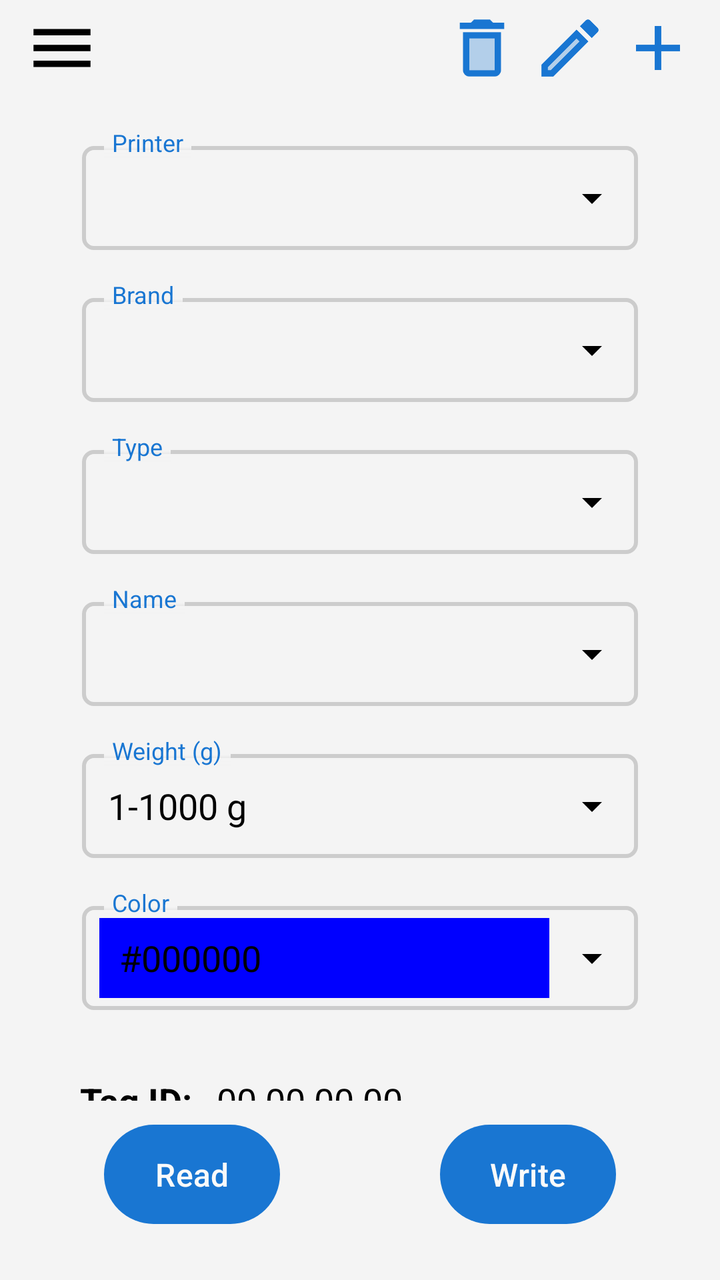
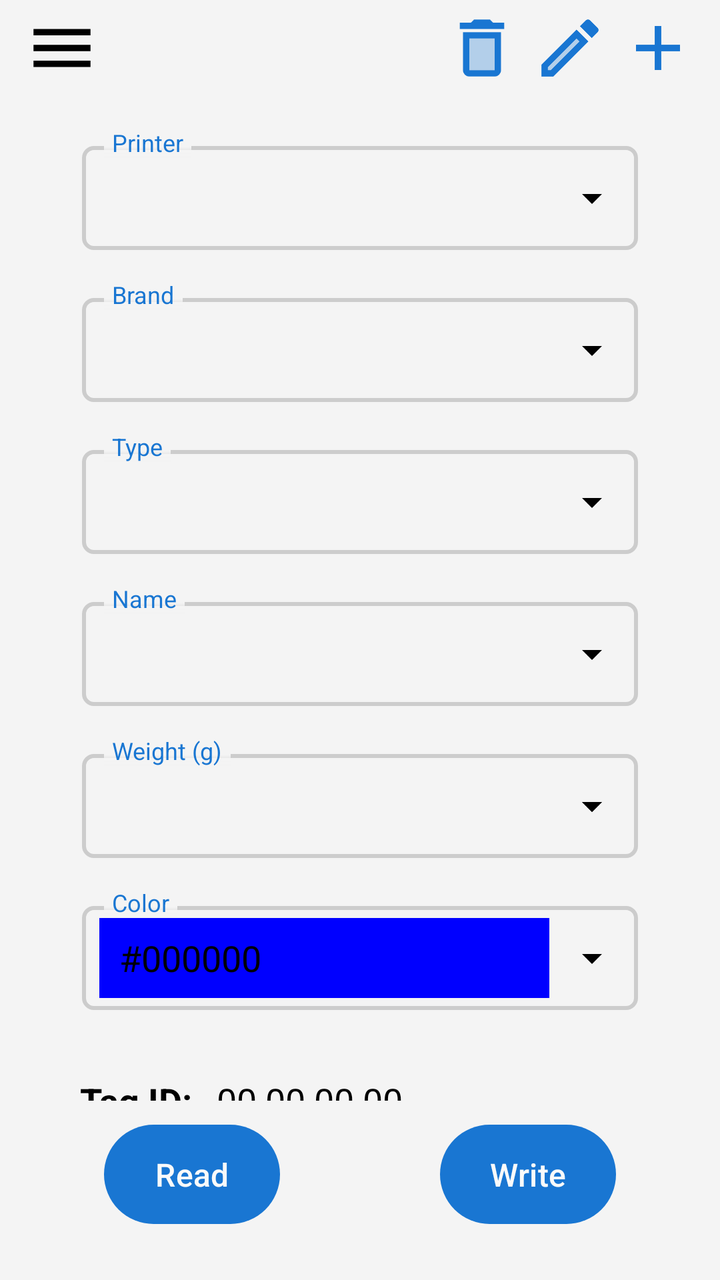

Compare the two renders of this Android layout. The source of the first and the diff that turns it into the second are given below.
<!-- AndroidManifest.xml: application theme Theme.SpoolID -->
<!-- res/layout/activity_main.xml -->
<?xml version="1.0" encoding="utf-8"?>
<androidx.drawerlayout.widget.DrawerLayout
    xmlns:android="http://schemas.android.com/apk/res/android"
    xmlns:app="http://schemas.android.com/apk/res-auto"
    xmlns:tools="http://schemas.android.com/tools"
    android:id="@+id/drawer_layout"
    android:layout_width="match_parent"
    android:layout_height="match_parent"
    android:fitsSystemWindows="true"
    android:fillViewport="true"
    tools:openDrawer="end">

    <LinearLayout
        android:layout_width="match_parent"
        android:layout_height="match_parent"
        android:orientation="vertical"
        android:background="@color/background_main">

        
        <LinearLayout
            android:id="@+id/top_action_bar"
            android:layout_width="match_parent"
            android:layout_height="48dp"
            android:orientation="horizontal"
            android:gravity="center_vertical"
            android:paddingStart="12dp"
            android:paddingEnd="12dp">

            <ImageView
                android:id="@+id/menubutton"
                android:layout_width="38dp"
                android:layout_height="38dp"
                android:contentDescription="@string/open_settings"
                android:importantForAccessibility="no"
                app:srcCompat="@drawable/twotone_menu_24"
                app:tint="@color/text_main" />

            <View
                android:layout_width="0dp"
                android:layout_height="1dp"
                android:layout_weight="1" />

            <ImageView
                android:id="@+id/deletebutton"
                android:layout_width="38dp"
                android:layout_height="38dp"
                android:importantForAccessibility="no"
                app:srcCompat="@drawable/twotone_delete_24"
                app:tint="@color/primary_brand" />

            <ImageView
                android:id="@+id/editbutton"
                android:layout_width="38dp"
                android:layout_height="38dp"
                android:layout_marginStart="6dp"
                android:importantForAccessibility="no"
                app:srcCompat="@drawable/twotone_edit_24"
                app:tint="@color/primary_brand" />

            <ImageView
                android:id="@+id/addbutton"
                android:layout_width="38dp"
                android:layout_height="38dp"
                android:layout_marginStart="6dp"
                android:importantForAccessibility="no"
                app:srcCompat="@drawable/twotone_add_24"
                app:tint="@color/primary_brand" />
        </LinearLayout>

        
        <ScrollView
            android:layout_width="match_parent"
            android:layout_height="0dp"
            android:layout_weight="1"
            android:background="@color/background_main"
            android:fitsSystemWindows="true"
            android:fillViewport="true"
            android:scrollbars="none">

            <androidx.constraintlayout.widget.ConstraintLayout
                android:id="@+id/main"
                android:focusable="true"
                android:focusableInTouchMode="true"
                android:layout_width="match_parent"
                android:layout_height="wrap_content"
                android:maxWidth="500dp"
                android:layout_gravity="center_horizontal"
                android:paddingBottom="20dp"
                tools:context=".MainActivity">

                
                <Spinner
                    android:id="@+id/type"
                    android:layout_width="280dp"
                    android:layout_height="54dp"
                    android:layout_marginTop="24dp"
                    android:spinnerMode="dialog"
                    app:backgroundTint="@color/text_main"
                    app:layout_constraintEnd_toEndOf="parent"
                    app:layout_constraintStart_toStartOf="parent"
                    app:layout_constraintTop_toTopOf="parent" />

                <View
                    android:id="@+id/typeborder"
                    android:layout_width="280dp"
                    android:layout_height="54dp"
                    android:layout_marginTop="24dp"
                    android:background="@drawable/border"
                    app:layout_constraintEnd_toEndOf="parent"
                    app:layout_constraintStart_toStartOf="parent"
                    app:layout_constraintTop_toTopOf="parent" />

                <TextView
                    android:id="@+id/lbltype"
                    android:layout_width="wrap_content"
                    android:layout_height="wrap_content"
                    android:layout_marginStart="12dp"
                    android:background="@drawable/hint_background"
                    android:paddingStart="4dp"
                    android:paddingEnd="4dp"
                    android:includeFontPadding="false"
                    android:text="@string/printer"
                    android:textColor="@color/primary_brand"
                    android:textSize="12sp"
                    app:layout_constraintBottom_toTopOf="@+id/typeborder"
                    app:layout_constraintStart_toStartOf="@+id/typeborder"
                    app:layout_constraintTop_toTopOf="@+id/typeborder" />

                
                <Spinner
                    android:id="@+id/brand"
                    android:layout_width="280dp"
                    android:layout_height="54dp"
                    android:layout_marginTop="22dp"
                    android:spinnerMode="dialog"
                    app:backgroundTint="@color/text_main"
                    app:layout_constraintEnd_toEndOf="parent"
                    app:layout_constraintStart_toStartOf="parent"
                    app:layout_constraintTop_toBottomOf="@+id/type" />

                <View
                    android:id="@+id/brandborder"
                    android:layout_width="280dp"
                    android:layout_height="54dp"
                    android:layout_marginTop="22dp"
                    android:background="@drawable/border"
                    app:layout_constraintEnd_toEndOf="parent"
                    app:layout_constraintStart_toStartOf="parent"
                    app:layout_constraintTop_toBottomOf="@+id/type" />

                <TextView
                    android:id="@+id/lblbrand"
                    android:layout_width="wrap_content"
                    android:layout_height="wrap_content"
                    android:layout_marginStart="12dp"
                    android:background="@drawable/hint_background"
                    android:paddingStart="4dp"
                    android:paddingEnd="4dp"
                    android:includeFontPadding="false"
                    android:text="@string/brand"
                    android:textColor="@color/primary_brand"
                    android:textSize="12sp"
                    app:layout_constraintBottom_toTopOf="@+id/brandborder"
                    app:layout_constraintStart_toStartOf="@+id/brandborder"
                    app:layout_constraintTop_toTopOf="@+id/brandborder" />

                
                <Spinner
                    android:id="@+id/mtype"
                    android:layout_width="280dp"
                    android:layout_height="54dp"
                    android:layout_marginTop="22dp"
                    android:spinnerMode="dialog"
                    app:backgroundTint="@color/text_main"
                    app:layout_constraintEnd_toEndOf="parent"
                    app:layout_constraintStart_toStartOf="parent"
                    app:layout_constraintTop_toBottomOf="@+id/brand" />

                <View
                    android:id="@+id/mtypeborder"
                    android:layout_width="280dp"
                    android:layout_height="54dp"
                    android:layout_marginTop="22dp"
                    android:background="@drawable/border"
                    app:layout_constraintEnd_toEndOf="parent"
                    app:layout_constraintStart_toStartOf="parent"
                    app:layout_constraintTop_toBottomOf="@+id/brand" />

                <TextView
                    android:id="@+id/lblmtype"
                    android:layout_width="wrap_content"
                    android:layout_height="wrap_content"
                    android:layout_marginStart="12dp"
                    android:background="@drawable/hint_background"
                    android:paddingStart="4dp"
                    android:paddingEnd="4dp"
                    android:includeFontPadding="false"
                    android:text="@string/type"
                    android:textColor="@color/primary_brand"
                    android:textSize="12sp"
                    app:layout_constraintBottom_toTopOf="@+id/mtypeborder"
                    app:layout_constraintStart_toStartOf="@+id/mtypeborder"
                    app:layout_constraintTop_toTopOf="@+id/mtypeborder" />

                
                <Spinner
                    android:id="@+id/material"
                    android:layout_width="280dp"
                    android:layout_height="54dp"
                    android:layout_marginTop="22dp"
                    android:spinnerMode="dialog"
                    app:backgroundTint="@color/text_main"
                    app:layout_constraintEnd_toEndOf="parent"
                    app:layout_constraintStart_toStartOf="parent"
                    app:layout_constraintTop_toBottomOf="@+id/mtype" />

                <View
                    android:id="@+id/materialborder"
                    android:layout_width="280dp"
                    android:layout_height="54dp"
                    android:layout_marginTop="22dp"
                    android:background="@drawable/border"
                    app:layout_constraintEnd_toEndOf="parent"
                    app:layout_constraintStart_toStartOf="parent"
                    app:layout_constraintTop_toBottomOf="@+id/mtype" />

                <TextView
                    android:id="@+id/lblmaterial"
                    android:layout_width="wrap_content"
                    android:layout_height="wrap_content"
                    android:layout_marginStart="12dp"
                    android:background="@drawable/hint_background"
                    android:paddingStart="4dp"
                    android:paddingEnd="4dp"
                    android:includeFontPadding="false"
                    android:text="@string/name"
                    android:textColor="@color/primary_brand"
                    android:textSize="12sp"
                    app:layout_constraintBottom_toTopOf="@+id/materialborder"
                    app:layout_constraintStart_toStartOf="@+id/materialborder"
                    app:layout_constraintTop_toTopOf="@+id/materialborder" />

                
                <AutoCompleteTextView
                    android:id="@+id/spoolsize"
                    android:layout_width="280dp"
                    android:layout_height="54dp"
                    android:layout_marginTop="22dp"
                    android:background="@null"
                    android:completionThreshold="0"
                    android:dropDownHeight="wrap_content"
                    android:hint="@string/weight_hint"
                    android:importantForAutofill="no"
                    android:inputType="none"
                    android:focusable="false"
                    android:focusableInTouchMode="false"
                    android:cursorVisible="false"
                    android:longClickable="false"
                    android:maxLines="1"
                    android:paddingStart="14dp"
                    android:paddingEnd="48dp"
                    android:singleLine="true"
                    android:textColor="@color/text_main"
                    android:textColorHint="@color/text_main"
                    android:textSize="18sp"
                    app:layout_constraintEnd_toEndOf="parent"
                    app:layout_constraintStart_toStartOf="parent"
                    app:layout_constraintTop_toBottomOf="@+id/material" />

                <View
                    android:id="@+id/sizeborder"
                    android:layout_width="280dp"
                    android:layout_height="54dp"
                    android:layout_marginTop="22dp"
                    android:background="@drawable/border"
                    app:layout_constraintEnd_toEndOf="parent"
                    app:layout_constraintStart_toStartOf="parent"
                    app:layout_constraintTop_toBottomOf="@+id/material" />

                <ImageView
                    android:id="@+id/sizearrow"
                    android:layout_width="24dp"
                    android:layout_height="24dp"
                    android:layout_marginEnd="12dp"
                    android:importantForAccessibility="no"
                    app:srcCompat="@drawable/ic_arrow_down"
                    app:tint="@color/text_main"
                    app:layout_constraintBottom_toBottomOf="@+id/sizeborder"
                    app:layout_constraintEnd_toEndOf="@+id/sizeborder"
                    app:layout_constraintTop_toTopOf="@+id/sizeborder" />

                <TextView
                    android:id="@+id/lblsize"
                    android:layout_width="wrap_content"
                    android:layout_height="wrap_content"
                    android:layout_marginStart="12dp"
                    android:background="@drawable/hint_background"
                    android:paddingStart="4dp"
                    android:paddingEnd="4dp"
                    android:includeFontPadding="false"
                    android:text="@string/weight"
                    android:textColor="@color/primary_brand"
                    android:textSize="12sp"
                    app:layout_constraintBottom_toTopOf="@+id/sizeborder"
                    app:layout_constraintStart_toStartOf="@+id/sizeborder"
                    app:layout_constraintTop_toTopOf="@+id/sizeborder" />

                
                <Spinner
                    android:id="@+id/colorspin"
                    android:layout_width="280dp"
                    android:layout_height="54dp"
                    android:layout_marginTop="22dp"
                    android:spinnerMode="dialog"
                    app:backgroundTint="@color/text_main"
                    app:layout_constraintEnd_toEndOf="parent"
                    app:layout_constraintStart_toStartOf="parent"
                    app:layout_constraintTop_toBottomOf="@+id/spoolsize" />

                <View
                    android:id="@+id/colorborder"
                    android:layout_width="280dp"
                    android:layout_height="54dp"
                    android:layout_marginTop="22dp"
                    android:background="@drawable/border"
                    app:layout_constraintEnd_toEndOf="parent"
                    app:layout_constraintStart_toStartOf="parent"
                    app:layout_constraintTop_toBottomOf="@+id/spoolsize" />

                <View
                    android:id="@+id/colorview"
                    android:layout_width="225dp"
                    android:layout_height="40dp"
                    android:layout_marginStart="4dp"
                    android:layout_marginTop="7dp"
                    android:layout_marginEnd="40dp"
                    android:background="#0000FF"
                    app:layout_constraintEnd_toEndOf="@+id/colorborder"
                    app:layout_constraintStart_toStartOf="@+id/colorborder"
                    app:layout_constraintTop_toTopOf="@+id/colorborder" />

                <TextView
                    android:id="@+id/txtcolor"
                    android:layout_width="225dp"
                    android:layout_height="40dp"
                    android:layout_marginStart="4dp"
                    android:layout_marginTop="7dp"
                    android:layout_marginEnd="40dp"
                    android:background="#00000000"
                    android:textSize="18sp"
                    android:paddingStart="10dp"
                    android:singleLine="true"
                    android:paddingEnd="1dp"
                    android:gravity="start|center"
                    android:text="@string/default_hex_color"
                    app:layout_constraintEnd_toEndOf="@+id/colorborder"
                    app:layout_constraintStart_toStartOf="@+id/colorborder"
                    app:layout_constraintTop_toTopOf="@+id/colorborder" />

                <TextView
                    android:id="@+id/lblcolor"
                    android:layout_width="wrap_content"
                    android:layout_height="wrap_content"
                    android:layout_marginStart="12dp"
                    android:background="@drawable/hint_background"
                    android:paddingStart="4dp"
                    android:paddingEnd="4dp"
                    android:includeFontPadding="false"
                    android:text="@string/color"
                    android:textColor="@color/primary_brand"
                    android:textSize="12sp"
                    app:layout_constraintBottom_toTopOf="@+id/colorborder"
                    app:layout_constraintStart_toStartOf="@+id/colorborder"
                    app:layout_constraintTop_toTopOf="@+id/colorborder" />

                
                <TextView
                    android:id="@+id/lbltagid"
                    android:layout_width="wrap_content"
                    android:layout_height="wrap_content"
                    android:layout_marginStart="40dp"
                    android:layout_marginTop="32dp"
                    android:text="@string/tag_id"
                    android:textColor="@color/text_main"
                    android:textSize="18sp"
                    android:textStyle="bold"
                    android:singleLine="true"
                    app:layout_constraintStart_toStartOf="parent"
                    app:layout_constraintTop_toBottomOf="@+id/colorborder" />

                <TextView
                    android:id="@+id/tagid"
                    android:layout_width="0dp"
                    android:layout_height="wrap_content"
                    android:layout_marginStart="12dp"
                    android:layout_marginTop="32dp"
                    android:layout_marginEnd="40dp"
                    android:text="@string/_00_00_00_00"
                    android:textColor="@color/text_main"
                    android:textSize="18sp"
                    android:singleLine="true"
                    app:layout_constraintEnd_toEndOf="parent"
                    app:layout_constraintStart_toEndOf="@+id/lbltagid"
                    app:layout_constraintTop_toBottomOf="@+id/colorborder" />

                <ImageView
                    android:id="@+id/smbutton"
                    android:layout_width="40dp"
                    android:layout_height="40dp"
                    android:importantForAccessibility="no"
                    android:visibility="invisible"
                    android:drawablePadding="8dp"
                    android:layout_marginTop="24dp"
                    android:layout_marginBottom="24dp"
                    android:gravity="center"
                    app:srcCompat="@drawable/spoolman"
                    app:layout_constraintStart_toStartOf="parent"
                    app:layout_constraintEnd_toEndOf="parent"
                    app:layout_constraintTop_toBottomOf="@+id/lbltagid"
                    app:layout_constraintBottom_toBottomOf="parent" />

                <TextView
                    android:id="@+id/txtmsg"
                    android:layout_width="0dp"
                    android:layout_height="wrap_content"
                    android:textSize="20sp"
                    android:textStyle="bold"
                    android:visibility="invisible"
                    android:gravity="center"
                    android:textColor="#FA6F6F"
                    app:layout_constraintStart_toStartOf="parent"
                    app:layout_constraintEnd_toEndOf="parent"
                    app:layout_constraintTop_toTopOf="@+id/lbltagid" />

            </androidx.constraintlayout.widget.ConstraintLayout>
        </ScrollView>

        
        <LinearLayout
            android:id="@+id/button_container"
            style="?android:attr/buttonBarStyle"
            android:layout_width="match_parent"
            android:layout_height="wrap_content"
            android:orientation="horizontal"
            android:gravity="center"
            android:paddingTop="8dp"
            android:paddingBottom="24dp"
            android:background="@color/background_main">

            <Button
                android:id="@+id/readbutton"
                android:layout_width="wrap_content"
                android:layout_height="wrap_content"
                android:layout_marginEnd="40dp"
                android:padding="14dp"
                android:text="@string/read"
                android:textColor="@color/text_inverted"
                android:textSize="16sp"
                tools:ignore="ButtonStyle" />

            <Button
                android:id="@+id/writebutton"
                android:layout_width="wrap_content"
                android:layout_height="wrap_content"
                android:layout_marginStart="40dp"
                android:padding="14dp"
                android:text="@string/write"
                android:textColor="@color/text_inverted"
                android:textSize="16sp"
                tools:ignore="ButtonStyle" />
        </LinearLayout>
    </LinearLayout>

    <com.google.android.material.navigation.NavigationView
        android:id="@+id/nav_view"
        android:layout_width="wrap_content"
        android:layout_height="match_parent"
        android:layout_gravity="start"
        android:fitsSystemWindows="false"
        android:theme="@style/Theme.MaterialComponents.DayNight"
        app:itemTextAppearance="@style/NavigationDrawerText"
        app:headerLayout="@layout/nav_header_main"
        app:menu="@menu/activity_main_drawer" />
</androidx.drawerlayout.widget.DrawerLayout>
<!-- res/layout/nav_header_main.xml (included above) -->
<?xml version="1.0" encoding="utf-8"?>
<LinearLayout
    xmlns:android="http://schemas.android.com/apk/res/android"
    android:layout_width="match_parent"
    android:layout_height="wrap_content"
    android:gravity="top"
    android:orientation="horizontal"
    android:padding="16dp">
    <ImageView
        android:layout_width="32dp"
        android:layout_height="32dp"
        android:importantForAccessibility="no"
        android:src="@mipmap/ic_launcher_foreground" />

    <TextView
        android:layout_width="match_parent"
        android:layout_height="wrap_content"
        android:paddingTop="2dp"
        android:paddingStart="4dp"
        android:paddingEnd="0dp"
        android:text="@string/app_name"
        android:textSize="20sp"
        android:textAllCaps="true"
        android:textColor="@color/text_main" />

</LinearLayout>
<!-- resources referenced by this layout -->
<resources>
  <color name="background_main">#F4F4F4</color>
  <color name="primary_brand">#1976D2</color>
  <color name="text_inverted">#FAFAFA</color>
  <color name="text_main">#000000</color>
  <!-- drawable border (drawable) -->
  <?xml version="1.0" encoding="utf-8"?>
  <layer-list xmlns:android="http://schemas.android.com/apk/res/android" >
      <item
          android:bottom="1dp"
          android:left="1dp"
          android:right="1dp"
          android:top="1dp">
      <shape android:shape="rectangle" >
          <corners android:radius="5dp" />
          <stroke
              android:width="2dp"
              android:color="#CCCCCC" />
          <solid android:color="#00000000" />
      </shape>
  </item>
  </layer-list>
  <!-- drawable hint_background (drawable) -->
  <?xml version="1.0" encoding="utf-8"?>
  <shape xmlns:android="http://schemas.android.com/apk/res/android"
      android:shape="rectangle">
      <gradient
          android:angle="270"
          android:startColor="@color/background_main"
          android:centerColor="@color/background_main"
          android:centerY="0.6"
          android:endColor="#00000000" />
  </shape>
  <!-- drawable ic_arrow_down (drawable) -->
  <vector xmlns:android="http://schemas.android.com/apk/res/android"
      android:width="24dp"
      android:height="24dp"
      android:viewportWidth="24"
      android:viewportHeight="24">
      <path
          android:fillColor="#000000"
          android:pathData="M7,10L12,15L17,10H7Z" />
  </vector>
  <!-- drawable twotone_add_24 (drawable) -->
  <vector xmlns:android="http://schemas.android.com/apk/res/android"
      android:width="24dp"
      android:height="24dp"
      android:viewportWidth="24"
      android:viewportHeight="24"
      android:tint="?attr/colorControlNormal">
    <path
        android:fillColor="@android:color/white"
        android:pathData="M19,13h-6v6h-2v-6H5v-2h6V5h2v6h6v2z"/>
  </vector>
  <!-- drawable twotone_menu_24 (drawable) -->
  <vector xmlns:android="http://schemas.android.com/apk/res/android"
      android:width="24dp"
      android:height="24dp"
      android:viewportWidth="24"
      android:viewportHeight="24"
      android:tint="?attr/colorControlNormal">
    <path
        android:fillColor="@android:color/white"
        android:pathData="M3,18h18v-2L3,16v2zM3,13h18v-2L3,11v2zM3,6v2h18L21,6L3,6z"/>
  </vector>
  <string name="_00_00_00_00">00 00 00 00</string>
  <string name="app_name">Cfs RFID</string>
  <string name="brand">Brand</string>
  <string name="color">Color</string>
  <string name="default_hex_color">#000000</string>
  <string name="name">Name</string>
  <string name="open_settings">Open Settings</string>
  <string name="printer">Printer</string>
  <string name="read">Read</string>
  <string name="tag_id">Tag ID:</string>
  <string name="type">Type</string>
  <string name="weight">Weight (g)</string>
  <string name="weight_hint">1-1000 g</string>
  <string name="write">Write</string>
  <style name="NavigationDrawerText" parent="TextAppearance.AppCompat.Body2">
          <item name="android:textSize">18sp</item>
          <item name="android:textStyle">bold</item>
          <item name="android:textColor">@color/text_main</item>
      </style>
  <style name="Theme.SpoolID" parent="Base.Theme.SpoolID" />
  <style name="Base.Theme.SpoolID" parent="Theme.Material3.DayNight.NoActionBar">
          <item name="android:textColor">@color/text_main</item>
          <item name="colorPrimary">@color/primary_brand</item>
          <item name="colorPrimaryVariant">@color/primary_variant</item>
          <item name="android:windowBackground">@color/background_main</item>
      </style>
  <color name="primary_variant">#82B1FF</color>
  <!-- unchanged entries left out for length: 4 -->
</resources>

<!-- the commit's change to res/layout/activity_main.xml (unified diff, before → after) -->
@@ -241,28 +241,13 @@
                     app:layout_constraintTop_toTopOf="@+id/materialborder" />
 
                 
-                <AutoCompleteTextView
+                <Spinner
                     android:id="@+id/spoolsize"
                     android:layout_width="280dp"
                     android:layout_height="54dp"
                     android:layout_marginTop="22dp"
-                    android:background="@null"
-                    android:completionThreshold="0"
-                    android:dropDownHeight="wrap_content"
-                    android:hint="@string/weight_hint"
-                    android:importantForAutofill="no"
-                    android:inputType="none"
-                    android:focusable="false"
-                    android:focusableInTouchMode="false"
-                    android:cursorVisible="false"
-                    android:longClickable="false"
-                    android:maxLines="1"
-                    android:paddingStart="14dp"
-                    android:paddingEnd="48dp"
-                    android:singleLine="true"
-                    android:textColor="@color/text_main"
-                    android:textColorHint="@color/text_main"
-                    android:textSize="18sp"
+                    android:spinnerMode="dialog"
+                    app:backgroundTint="@color/text_main"
                     app:layout_constraintEnd_toEndOf="parent"
                     app:layout_constraintStart_toStartOf="parent"
                     app:layout_constraintTop_toBottomOf="@+id/material" />
<!-- resource entries referenced after the edit -->
@@ -76,7 +76,6 @@
   <string name="tag_id">Tag ID:</string>
   <string name="type">Type</string>
   <string name="weight">Weight (g)</string>
-  <string name="weight_hint">1-1000 g</string>
   <string name="write">Write</string>
   <style name="NavigationDrawerText" parent="TextAppearance.AppCompat.Body2">
           <item name="android:textSize">18sp</item>
